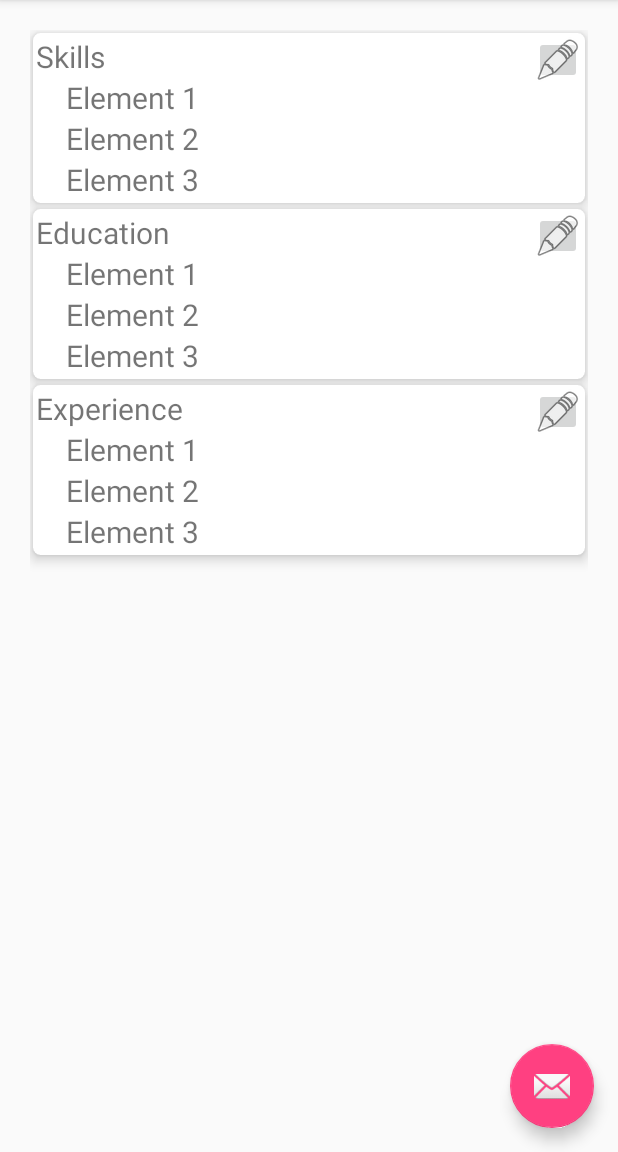
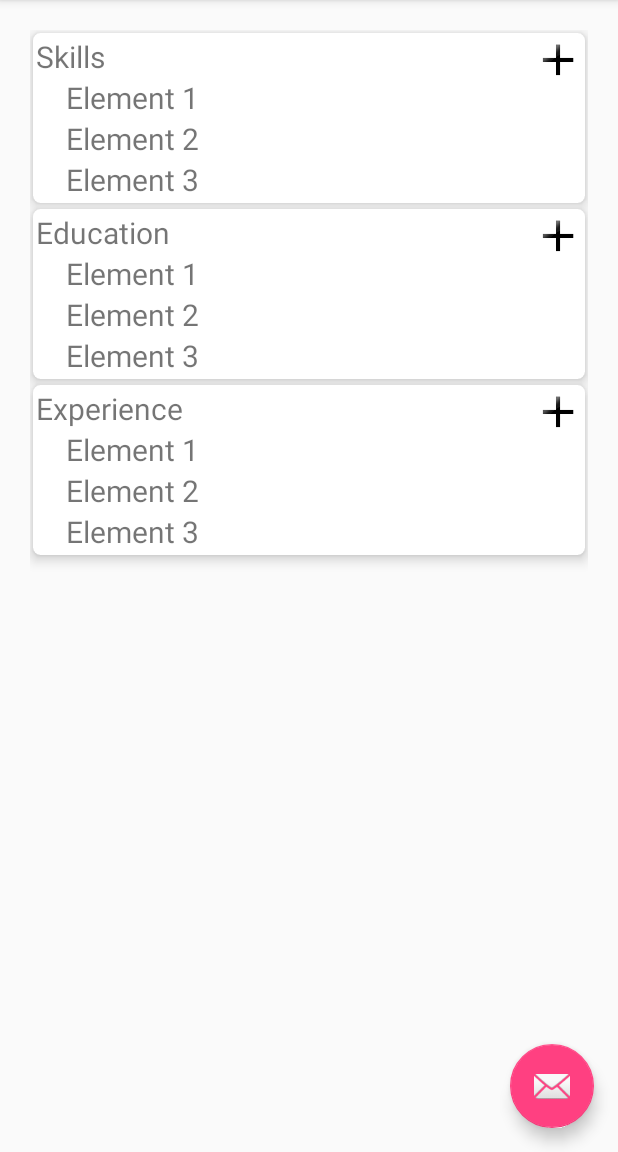
Before and after one commit to fredzqm/Jobee, an Android app: the screen it shows after launch (JobSeekerActivity), after a tap on "Resume", on a phone screen of 412 x 824 dp, the part 84-1236 px from its top. Run offline under Robolectric (Android 15) with nearby library versions, the phone set to English and light mode, and no system bars; 2 other taps on this screen came first.

Commit message:
update GUIs

```diff
--- a/app/src/main/java/com/fredzqm/jobee/job_seeker/Home/HomeFragment.java
+++ b/app/src/main/java/com/fredzqm/jobee/job_seeker/Home/HomeFragment.java
@@ -72,7 +72,7 @@ public class HomeFragment extends ContainedFragment {
 
         nameEditText.setText(mAccount.getName());
         emailEditText.setText(mAccount.getEmailAccount());
-        addressEditText.setText(mAccount.getEmailAccount());
+        addressEditText.setText(mAccount.getAddress());
         mSaveChangesButton.setOnClickListener(new View.OnClickListener() {
             @Override
             public void onClick(View view) {
--- a/app/src/main/java/com/fredzqm/jobee/job_seeker/resume/ResumeAdapter.java
+++ b/app/src/main/java/com/fredzqm/jobee/job_seeker/resume/ResumeAdapter.java
@@ -3,19 +3,14 @@ package com.fredzqm.jobee.job_seeker.resume;
 import android.content.Context;
 import android.content.DialogInterface;
 import android.support.v7.app.AlertDialog;
-import android.support.v7.widget.LinearLayoutCompat;
 import android.support.v7.widget.RecyclerView;
 import android.view.Gravity;
 import android.view.LayoutInflater;
 import android.view.View;
 import android.view.ViewGroup;
-import android.widget.AdapterView;
-import android.widget.BaseAdapter;
-import android.widget.Button;
 import android.widget.EditText;
 import android.widget.ImageButton;
 import android.widget.LinearLayout;
-import android.widget.ListView;
 import android.widget.TextView;
 
 import com.fredzqm.jobee.R;
@@ -73,7 +68,7 @@ public class ResumeAdapter extends RecyclerView.Adapter<ResumeAdapter.ViewHolder
         ResumeCategory mResumeCategory;
 
         TextView mTypeTextView;
-        ImageButton mEditButton;
+        ImageButton mAddButton;
         LinearLayout mListView;
 
         public ViewHolder(final View itemView) {
@@ -82,8 +77,8 @@ public class ResumeAdapter extends RecyclerView.Adapter<ResumeAdapter.ViewHolder
 
             mTypeTextView = (TextView) itemView.findViewById(R.id.js_resume_item_content_title);
             mTypeTextView.setOnClickListener(this);
-            mEditButton = (ImageButton) itemView.findViewById(R.id.edit_button);
-            mEditButton.setOnClickListener(this);
+            mAddButton = (ImageButton) itemView.findViewById(R.id.add_button);
+            mAddButton.setOnClickListener(this);
             mListView = (LinearLayout) itemView.findViewById(R.id.listviewTasks);
         }
 
@@ -93,21 +88,25 @@ public class ResumeAdapter extends RecyclerView.Adapter<ResumeAdapter.ViewHolder
             mListView.removeAllViews();
             for (int i = 0 ; i < mResumeCategory.size(); i++) {
                 String s = mResumeCategory.get(i);
-                TextView tv = new TextView(mContext);
-                tv.setGravity(Gravity.CENTER_VERTICAL);
-                tv.setId(i);
-                tv.setTextSize(20);
-                tv.setText(s);
-                tv.setOnClickListener(this);
-                mListView.addView(tv);
+                appendDetailToListView(s);
             }
+        }
+
+        private void appendDetailToListView(String s) {
+            TextView tv = new TextView(mContext);
+            tv.setGravity(Gravity.CENTER_VERTICAL);
+            tv.setId(mListView.getChildCount());
+            tv.setTextSize(20);
+            tv.setText(s);
+            tv.setOnClickListener(this);
+            mListView.addView(tv);
         }
 
         @Override
         public void onClick(View view) {
             if (!mEditing) {
                 mEditing = true;
-                if (view == mTypeTextView || view == mEditButton) {
+                if (view == mTypeTextView) {
                     final EditText editText = new EditText(mContext);
                     editText.setText(mResumeCategory.getType());
                     new AlertDialog.Builder(mContext)
@@ -135,10 +134,31 @@ public class ResumeAdapter extends RecyclerView.Adapter<ResumeAdapter.ViewHolder
                                 }
                             })
                             .show();
+                }else if (view == mAddButton){
+                    final EditText editText = new EditText(mContext);
+                    editText.setText(mResumeCategory.getType());
+                    new AlertDialog.Builder(mContext)
+                            .setView(editText)
+                            .setTitle("Add " + mResumeCategory.getType())
+                            .setPositiveButton(android.R.string.yes, new DialogInterface.OnClickListener() {
+                                @Override
+                                public void onClick(DialogInterface dialog, int which) {
+                                    String str = editText.getText().toString();
+                                    mResumeCategory.add(str);
+                                    appendDetailToListView(str);
+                                }
+                            })
+                            .setNegativeButton(android.R.string.no, null)
+                            .setOnDismissListener(new DialogInterface.OnDismissListener() {
+                                @Override
+                                public void onDismiss(DialogInterface dialogInterface) {
+                                    mEditing = false;
+                                }
+                            })
+                            .show();
                 }else{
                     final int position = view.getId();
                     final EditText editText = new EditText(mContext);
-                    editText.setText(mResumeCategory.get(position));
                     new AlertDialog.Builder(mContext)
                             .setView(editText)
                             .setTitle("Edit")
--- a/app/src/main/res/layout/js_resume_item_content.xml
+++ b/app/src/main/res/layout/js_resume_item_content.xml
@@ -21,14 +21,16 @@
             android:textSize="@dimen/resume_label_font" />
 
         <ImageButton
-            android:layout_width="wrap_content"
-            android:layout_height="wrap_content"
-            android:src="@android:drawable/ic_menu_edit"
-            android:id="@+id/edit_button"
+            android:layout_width="32dp"
+            android:layout_height="32dp"
+            android:src="@drawable/ic_add_black"
+            android:id="@+id/add_button"
+            android:scaleType="fitXY"
+            android:background="@color/white"
             android:layout_alignParentTop="true"
             android:layout_alignParentRight="true"
-            android:padding="0dp"
-            />
+            android:padding="0dp"/>
+
 
         <LinearLayout
             android:id="@+id/listviewTasks"
--- a/app/src/main/res/values/colors.xml
+++ b/app/src/main/res/values/colors.xml
@@ -3,4 +3,5 @@
     <color name="colorPrimary">#3F51B5</color>
     <color name="colorPrimaryDark">#303F9F</color>
     <color name="colorAccent">#FF4081</color>
+    <color name="white">#fff</color>
 </resources>
```
Also changed, not shown: app/src/main/java/com/fredzqm/jobee/job_seeker/JobList/JobListFragment.java (+13 -7 lines), app/src/main/res/layout/js_jobList_frag.xml (+17 -4 lines), app/src/main/res/layout/js_joblist_frag.xml (+17 -4 lines), app/src/main/res/drawable/ic_add_black.png (added).
